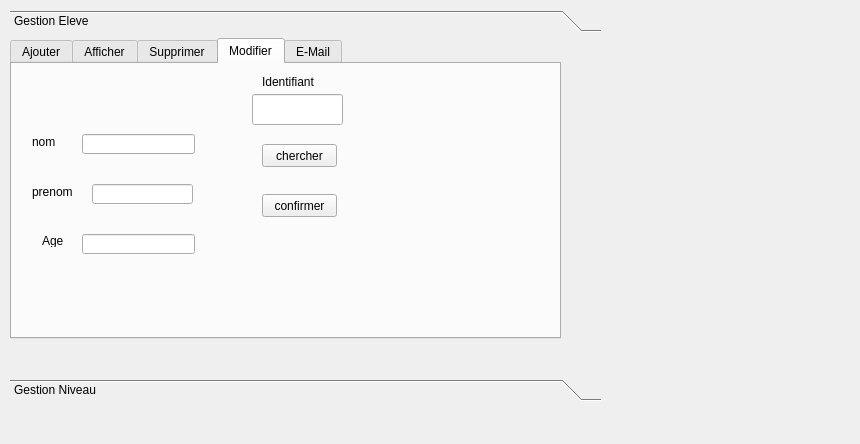
The window that telecome/eleve_niveau.ui (fatmaabrougui/Smart-Kindergarten) describes before a commit, drawn with Qt 5.
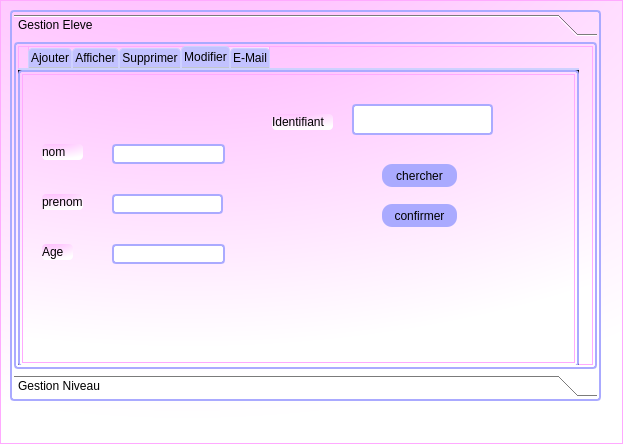
The same window after the commit. The open tabs and pages were chosen to show the change. Icons and pictures are not drawn.

Patch:
```diff
--- a/telecome/eleve_niveau.ui
+++ b/telecome/eleve_niveau.ui
@@ -6,13 +6,146 @@
    <rect>
     <x>0</x>
     <y>0</y>
-    <width>860</width>
+    <width>623</width>
     <height>444</height>
    </rect>
   </property>
   <property name="windowTitle">
    <string>Dialog</string>
   </property>
+  <property name="styleSheet">
+   <string notr="true">QStatusBar {
+    background-color: rgb(207, 203, 255);
+}
+QPushButton
+{
+  border: 0px white;
+  border-radius: 10px;
+  padding: 0 8px;
+  background: rgb(170, 170, 255);
+}
+QComboBox {
+    border: 1px solid rgb(170, 170, 255);
+    border-radius: 3px;
+    padding: 1px 18px 1px 3px;
+    min-width: 6em;
+}
+QTableView {
+    selection-background-color: qlineargradient(x1: 0, y1: 0, x2: 0, y2: 0,
+                                stop: 0 #FF92BB, stop: 1 white);
+border:0.5px;
+}
+QLineEdit { background-color: white;
+border: 2px solid rgb(170, 170, 255);
+    border-radius: 4px; }
+
+QFrame {
+    border: 2px solid rgb(170, 170, 255);
+    border-radius: 4px;
+    padding: 2px;
+    background-image: url(images/welcome.png);
+}
+ QLabel{
+    border:0px;
+    border-radius: 4px;
+    padding: 0px;
+    background-image: url(images/welcome.png);
+}
+
+
+QStatusBar {
+    background-color: rgb(207, 203, 255);
+}
+
+QStatusBar::item {
+    border: 1px solid red;
+    border-radius: 3px;
+}
+
+
+
+/************************************************/
+QTabWidget::pane { /* The tab widget frame */
+    border-top: 2px solid #ced1ff;
+background-color:black;
+}
+
+
+/* Style the tab using the tab sub-control. Note that
+    it reads QTabBar _not_ QTabWidget */
+QTabWidget::pane { /* The tab widget frame */
+    border-top: 2px solid #ced1ff;
+}
+
+QTabWidget::tab-bar {
+    left: 10px; /* move to the right by 5px */
+}
+
+/* Style the tab using the tab sub-control. Note that
+    it reads QTabBar _not_ QTabWidget */
+QTabBar::tab {
+    background:rgb(194, 194, 255);
+    border: 1px solid #ced1ff;
+    border-bottom-color: #C2C7CB; /* same as the pane color */
+    border-top-left-radius: 4px;
+    border-top-right-radius: 4px;
+    min-width: 8ex;
+    padding: 2px;
+}
+
+QTabBar::tab:selected, QTabBar::tab:hover {
+    background: qlineargradient(x1: 0, y1: 0, x2: 0, y2: 1,
+                                stop: 0 #fafafa, stop: 0.4 #f4f4f4,
+                                stop: 0.5 #e7e7e7, stop: 1.0 #fafafa);
+}
+
+
+
+QTabBar::tab:!selected {
+    margin-top: 2px; /* make non-selected tabs look smaller */
+}
+
+
+
+/*********************************/
+
+
+
+
+
+
+
+
+
+
+
+
+
+
+
+
+
+
+
+
+
+
+
+
+
+
+
+
+
+
+
+
+
+
+* {   background: qradialgradient(cx: 0.3, cy: -0.4, fx: 0.3, fy: -0.4, radius: 1.35, stop: 0 #ffaaff, stop: 1  rgb(255,255, 255));   color: rgb(0,0, 0);   border: 1px solid #ffaaff; }
+/** {   background-color: rgb(255, 215, 255);   color: rgb(0,0, 0);   border: 1px solid #ffaaff; }*/
+</string>
+  </property>
   <widget class="QToolBox" name="toolBox">
    <property name="geometry">
     <rect>
@@ -30,8 +163,8 @@
      <rect>
       <x>0</x>
       <y>0</y>
-      <width>591</width>
-      <height>337</height>
+      <width>575</width>
+      <height>321</height>
      </rect>
     </property>
     <attribute name="label">
@@ -42,10 +175,143 @@
       <rect>
        <x>0</x>
        <y>0</y>
-       <width>551</width>
-       <height>301</height>
+       <width>561</width>
+       <height>321</height>
       </rect>
      </property>
+     <property name="styleSheet">
+      <string notr="true">QStatusBar {
+    background-color: rgb(207, 203, 255);
+}
+QPushButton
+{
+  border: 0px white;
+  border-radius: 10px;
+  padding: 0 8px;
+  background: rgb(170, 170, 255);
+}
+QComboBox {
+    border: 1px solid rgb(170, 170, 255);
+    border-radius: 3px;
+    padding: 1px 18px 1px 3px;
+    min-width: 6em;
+}
+QTableView {
+    selection-background-color: qlineargradient(x1: 0, y1: 0, x2: 0, y2: 0,
+                                stop: 0 #FF92BB, stop: 1 white);
+border:0.5px;
+}
+QLineEdit { background-color: white;
+border: 2px solid rgb(170, 170, 255);
+    border-radius: 4px; }
+
+QFrame {
+    border: 2px solid rgb(170, 170, 255);
+    border-radius: 4px;
+    padding: 2px;
+    background-image: url(images/welcome.png);
+}
+ QLabel{
+    border:0px;
+    border-radius: 4px;
+    padding: 0px;
+    background-image: url(images/welcome.png);
+}
+
+
+QStatusBar {
+    background-color: rgb(207, 203, 255);
+}
+
+QStatusBar::item {
+    border: 1px solid red;
+    border-radius: 3px;
+}
+
+
+
+/************************************************/
+QTabWidget::pane { /* The tab widget frame */
+    border-top: 2px solid #ced1ff;
+background-color:black;
+}
+
+
+/* Style the tab using the tab sub-control. Note that
+    it reads QTabBar _not_ QTabWidget */
+QTabWidget::pane { /* The tab widget frame */
+    border-top: 2px solid #ced1ff;
+}
+
+QTabWidget::tab-bar {
+    left: 10px; /* move to the right by 5px */
+}
+
+/* Style the tab using the tab sub-control. Note that
+    it reads QTabBar _not_ QTabWidget */
+QTabBar::tab {
+    background:rgb(194, 194, 255);
+    border: 1px solid #ced1ff;
+    border-bottom-color: #C2C7CB; /* same as the pane color */
+    border-top-left-radius: 4px;
+    border-top-right-radius: 4px;
+    min-width: 8ex;
+    padding: 2px;
+}
+
+QTabBar::tab:selected, QTabBar::tab:hover {
+    background: qlineargradient(x1: 0, y1: 0, x2: 0, y2: 1,
+                                stop: 0 #fafafa, stop: 0.4 #f4f4f4,
+                                stop: 0.5 #e7e7e7, stop: 1.0 #fafafa);
+}
+
+
+
+QTabBar::tab:!selected {
+    margin-top: 2px; /* make non-selected tabs look smaller */
+}
+
+
+
+/*********************************/
+
+
+
+
+
+
+
+
+
+
+
+
+
+
+
+
+
+
+
+
+
+
+
+
+
+
+
+
+
+
+
+
+
+
+* {   background: qradialgradient(cx: 0.3, cy: -0.4, fx: 0.3, fy: -0.4, radius: 1.35, stop: 0 #ffaaff, stop: 1  rgb(255,255, 255));   color: rgb(0,0, 0);   border: 1px solid #ffaaff; }
+/** {   background-color: rgb(255, 215, 255);   color: rgb(0,0, 0);   border: 1px solid #ffaaff; }*/
+</string>
+     </property>
      <property name="currentIndex">
       <number>1</number>
      </property>
@@ -438,7 +704,7 @@
        <property name="geometry">
         <rect>
          <x>250</x>
-         <y>10</y>
+         <y>40</y>
          <width>61</width>
          <height>16</height>
         </rect>
@@ -450,9 +716,9 @@
       <widget class="QLineEdit" name="idl">
        <property name="geometry">
         <rect>
-         <x>240</x>
+         <x>330</x>
          <y>30</y>
-         <width>91</width>
+         <width>141</width>
          <height>31</height>
         </rect>
        </property>
@@ -463,8 +729,8 @@
       <widget class="QPushButton" name="pb_chercher_14">
        <property name="geometry">
         <rect>
-         <x>250</x>
-         <y>80</y>
+         <x>360</x>
+         <y>90</y>
          <width>75</width>
          <height>23</height>
         </rect>
@@ -476,9 +742,9 @@
       <widget class="QLineEdit" name="prenoml">
        <property name="geometry">
         <rect>
-         <x>80</x>
+         <x>90</x>
          <y>120</y>
-         <width>101</width>
+         <width>111</width>
          <height>20</height>
         </rect>
        </property>
@@ -489,7 +755,7 @@
       <widget class="QLineEdit" name="noml">
        <property name="geometry">
         <rect>
-         <x>70</x>
+         <x>90</x>
          <y>70</y>
          <width>113</width>
          <height>20</height>
@@ -504,7 +770,7 @@
         <rect>
          <x>20</x>
          <y>70</y>
-         <width>61</width>
+         <width>41</width>
          <height>16</height>
         </rect>
        </property>
@@ -517,7 +783,7 @@
         <rect>
          <x>20</x>
          <y>120</y>
-         <width>61</width>
+         <width>41</width>
          <height>16</height>
         </rect>
        </property>
@@ -528,7 +794,7 @@
       <widget class="QPushButton" name="pb_confirmer_12">
        <property name="geometry">
         <rect>
-         <x>250</x>
+         <x>360</x>
          <y>130</y>
          <width>75</width>
          <height>23</height>
@@ -541,10 +807,10 @@
       <widget class="QLabel" name="label_28">
        <property name="geometry">
         <rect>
-         <x>30</x>
+         <x>20</x>
          <y>170</y>
-         <width>47</width>
-         <height>13</height>
+         <width>31</width>
+         <height>16</height>
         </rect>
        </property>
        <property name="text">
@@ -554,7 +820,7 @@
       <widget class="QLineEdit" name="agel">
        <property name="geometry">
         <rect>
-         <x>70</x>
+         <x>90</x>
          <y>170</y>
          <width>113</width>
          <height>20</height>
```
Left out of the diff: 46 changed lines with no effect on the pictures.
